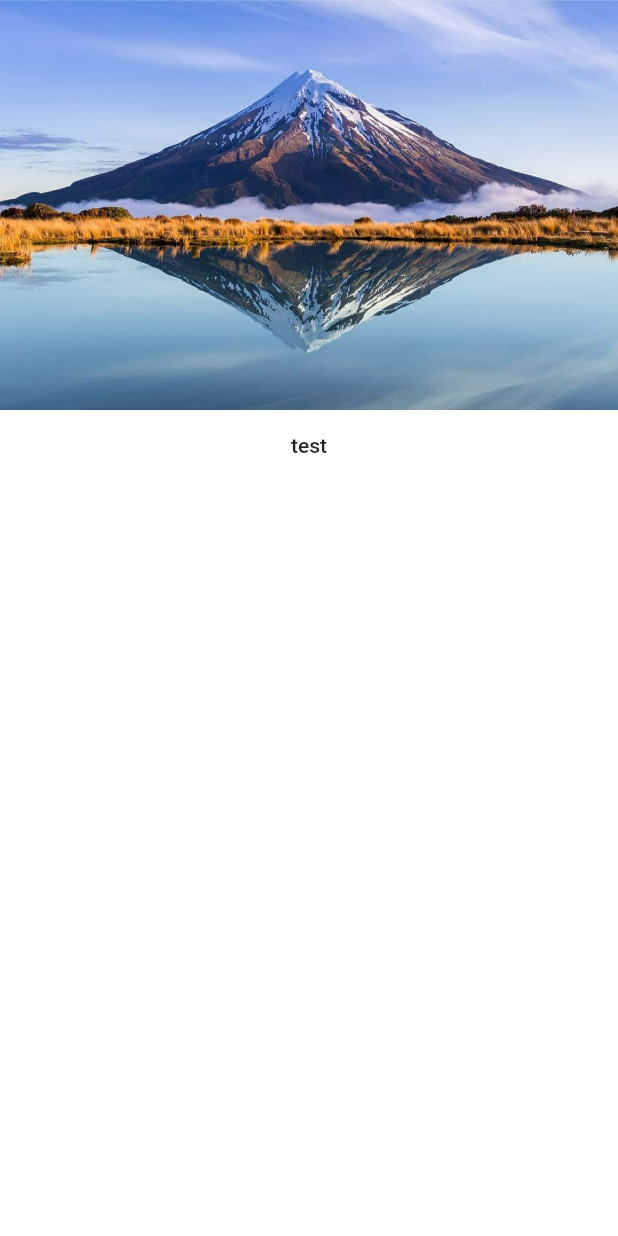
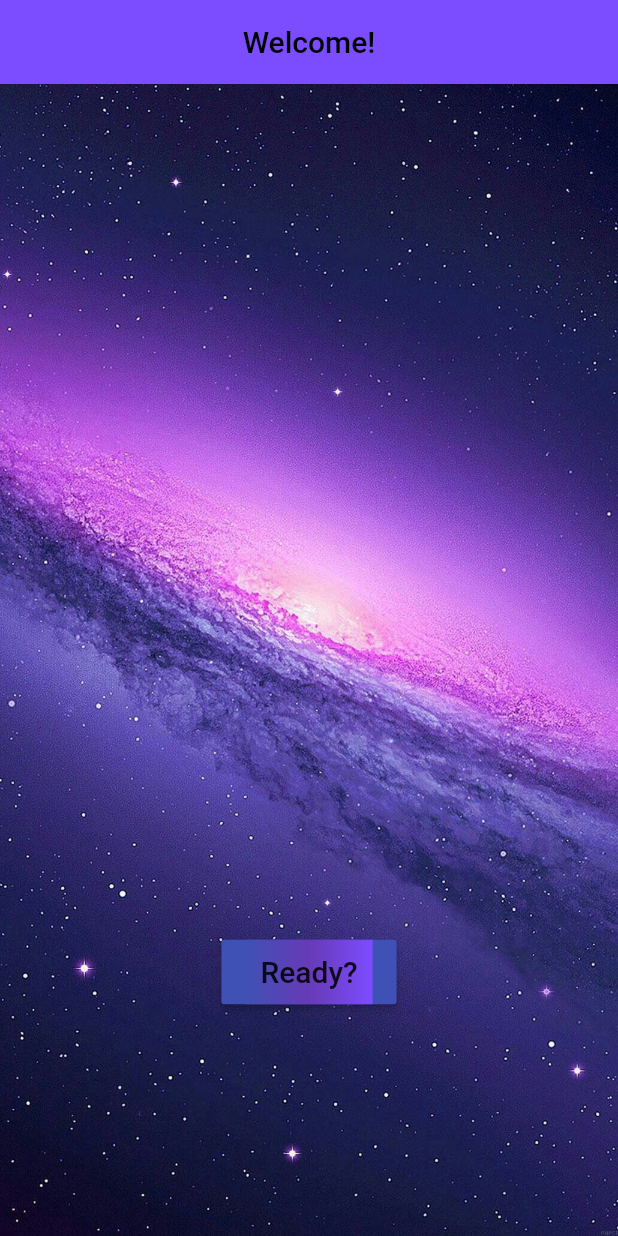
Before and after one commit to vlaghecof/quiz_app, a Flutter app: the SplashScreen screen opened directly, on a phone screen of 412 x 824 dp. Run offline on Flutter 3.47's test engine with Material 2 defaults, Android fonts, the phone set to English and light mode, and no system bars; network calls fail.

Commit message:
"Added a welcome page"

```diff
--- a/lib/main.dart
+++ b/lib/main.dart
@@ -16,7 +16,7 @@ class MyApp extends StatelessWidget {
         primaryColor: Colors.indigo,
         visualDensity: VisualDensity.adaptivePlatformDensity,
       ),
-      home: HomePage(),
+      home: SplashScreen(), //HomePage(),
     );
   }
 }
--- a/lib/splash.dart
+++ b/lib/splash.dart
@@ -17,17 +17,54 @@ class _SplashScreenState extends State<SplashScreen> {
   @override
   Widget build(BuildContext context) {
     return Scaffold(
-      backgroundColor: Colors.white,
-      body: Column(children: [
-        Center(
-          child: Image.asset('assets/splash.jpg'),
+      appBar: AppBar(
+        backgroundColor: Colors.deepPurpleAccent,
+        title: Center(
+          child: Text(
+            "Welcome!",
+            style: TextStyle(color: Colors.black),
+          ),
         ),
-        FlatButton(
-            child: Text("test"),
-            onPressed: () => Navigator.of(context).pushReplacement(
-                MaterialPageRoute(
-                    builder: (BuildContext context) => HomePage()))),
-      ]),
+        elevation: 0,
+      ),
+      body: Container(
+        decoration: BoxDecoration(
+          image: DecorationImage(
+            image: AssetImage("assets/splash2.jpg"),
+            fit: BoxFit.cover,
+          ),
+        ),
+        child: Column(mainAxisAlignment: MainAxisAlignment.center, children: [
+          Center(
+            child: Text(" "), //Image.asset('assets/splash.jpg'),
+          ),
+          SizedBox(
+            width: 10,
+            height: 400,
+          ),
+          RaisedButton(
+              color: Colors.indigo,
+              child: Container(
+                decoration: BoxDecoration(
+                  gradient: LinearGradient(
+                    colors: <Color>[
+                      Colors.indigo,
+                      Colors.deepPurple,
+                      Colors.deepPurpleAccent,
+                    ],
+                  ),
+                ),
+                padding: EdgeInsets.fromLTRB(10, 10, 10, 10),
+                child: Text(
+                  "Ready?",
+                  style: TextStyle(fontSize: 20),
+                ),
+              ),
+              onPressed: () => Navigator.of(context).pushReplacement(
+                  MaterialPageRoute(
+                      builder: (BuildContext context) => HomePage()))),
+        ]),
+      ),
     );
   }
 }
--- a/pubspec.yaml
+++ b/pubspec.yaml
@@ -32,7 +32,7 @@ dependencies:
 dev_dependencies:
   flutter_test:
     sdk: flutter
-
+  flutter_i18n: ^0.6.2
 
 # For information on the generic Dart part of this file, see the
 # following page: https://dart.dev/tools/pub/pubspec
```
Also changed, not shown: lib/Home.dart (+20 -7 lines), assets/login.png (added), assets/splash2.jpg (added), pubspec.lock.
